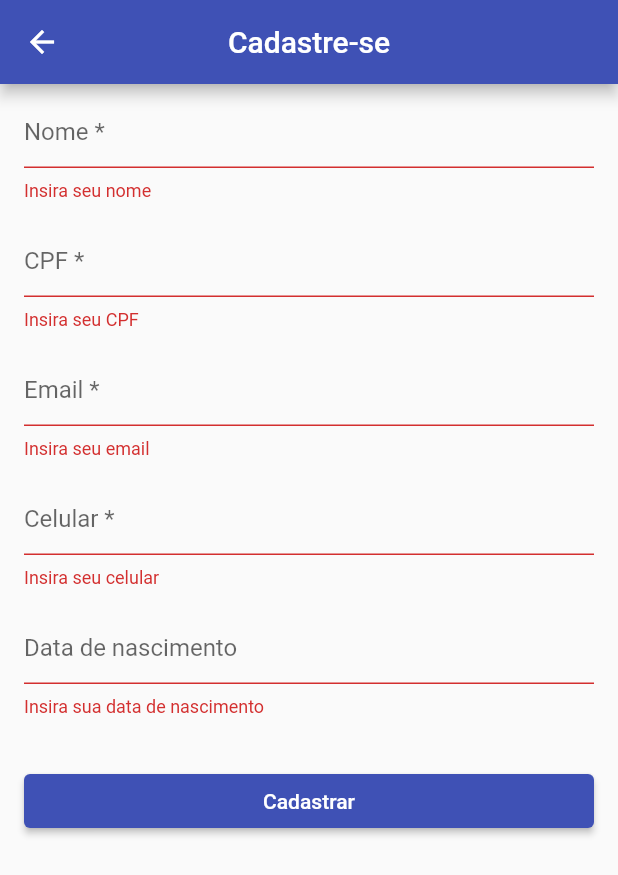
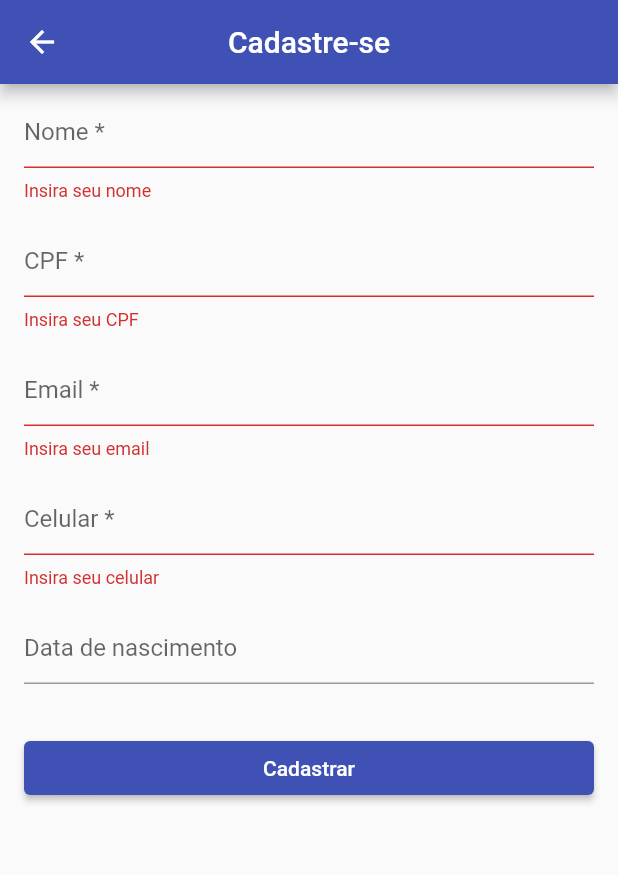
Before and after one commit to RMoroni/momo_bank_mobile, a Flutter app: the SignUpContent screen opened directly, after a tap on "Cadastrar", on a phone screen of 412 x 824 dp. Shown: the top 875 px of the screen. Run offline on Flutter 3.47's test engine with Material 2 defaults, Android fonts, the phone set to English and light mode, and no system bars; our stand-ins replace equatable, flutter_bloc, get_it.

Commit message:
add some validators, add date formatter

```diff
--- a/lib/src/presenter/auth/screens/sign_up_screen.dart
+++ b/lib/src/presenter/auth/screens/sign_up_screen.dart
@@ -1,4 +1,5 @@
 import 'package:flutter/material.dart';
+import 'package:flutter/services.dart';
 import 'package:flutter_bloc/flutter_bloc.dart';
 import 'package:ryuk_bank_mobile/src/app/injectable/injectable.dart';
 import 'package:ryuk_bank_mobile/src/app/navigation/navigation.dart';
@@ -43,10 +44,9 @@ class _SignUpContentState extends State<SignUpContent> {
           icon: const Icon(Icons.arrow_back),
         ),
       ),
-      body: SingleChildScrollView(
-        physics: const BouncingScrollPhysics(),
-        child: Padding(
-          padding: const EdgeInsets.symmetric(vertical: 8, horizontal: 16),
+      body: Padding(
+        padding: const EdgeInsets.symmetric(vertical: 8, horizontal: 16),
+        child: SingleChildScrollView(
           child: Form(
             key: _formKey,
             child: Column(
@@ -65,6 +65,10 @@ class _SignUpContentState extends State<SignUpContent> {
                   controller: _cubit.documentNumberController,
                   textInputAction: TextInputAction.next,
                   keyboardType: TextInputType.number,
+                  inputFormatters: [
+                    FilteringTextInputFormatter.digitsOnly,
+                    LengthLimitingTextInputFormatter(11),
+                  ],
                   decoration: const InputDecoration(
                     hintText: 'CPF *',
                   ),
@@ -84,6 +88,10 @@ class _SignUpContentState extends State<SignUpContent> {
                   controller: _cubit.phoneController,
                   textInputAction: TextInputAction.next,
                   keyboardType: TextInputType.number,
+                  inputFormatters: [
+                    FilteringTextInputFormatter.digitsOnly,
+                    LengthLimitingTextInputFormatter(11),
+                  ],
                   decoration: const InputDecoration(
                     hintText: 'Celular *',
                   ),
@@ -94,6 +102,10 @@ class _SignUpContentState extends State<SignUpContent> {
                   controller: _cubit.birthDateController,
                   textInputAction: TextInputAction.next,
                   keyboardType: TextInputType.number,
+                  inputFormatters: [
+                    DateFormatter(),
+                    LengthLimitingTextInputFormatter(10),
+                  ],
                   decoration: const InputDecoration(
                     hintText: 'Data de nascimento',
                   ),
@@ -120,7 +132,7 @@ class _SignUpContentState extends State<SignUpContent> {
 
   void _submit() {
     if (_formKey.currentState!.validate()) {
-      // Process data.
+      _cubit.signUpSubmit();
     }
   }
 }
--- a/lib/src/presenter/home/screens/home_screen.dart
+++ b/lib/src/presenter/home/screens/home_screen.dart
@@ -14,7 +14,10 @@ class HomeScreen extends StatelessWidget {
         child: Column(
           mainAxisAlignment: MainAxisAlignment.center,
           children: [
-            Text('Faça seu cadastro no banco dos Shinigamis'),
+            Text(
+              'Faça seu cadastro no banco dos Shinigamis',
+              style: Theme.of(context).textTheme.titleMedium,
+            ),
             ElevatedButton(
               onPressed: () {
                 navigator.pushNamed(
--- /dev/null
+++ b/lib/src/presenter/shared/formatters/formatters.dart
@@ -0,0 +1 @@
+export 'input_text_formatters.dart';
--- /dev/null
+++ b/lib/src/presenter/shared/formatters/input_text_formatters.dart
@@ -0,0 +1,20 @@
+import 'package:flutter/services.dart';
+
+class DateFormatter extends TextInputFormatter {
+  @override
+  TextEditingValue formatEditUpdate(
+      TextEditingValue oldValue, TextEditingValue newValue) {
+    String text = newValue.text;
+
+    if (text.length == 2) {
+      text = '/';
+    } else if (text.length == 5) {
+      text += '/';
+    }
+
+    return TextEditingValue(
+      text: text,
+      selection: TextSelection.collapsed(offset: text.length),
+    );
+  }
+}
--- a/lib/src/presenter/shared/shared.dart
+++ b/lib/src/presenter/shared/shared.dart
@@ -1 +1,2 @@
+export 'formatters/formatters.dart';
 export 'validators/validators.dart';
--- a/lib/src/presenter/shared/validators/text_input_validators.dart
+++ b/lib/src/presenter/shared/validators/text_input_validators.dart
@@ -1,7 +1,7 @@
 String? emailValidator(String? textInput) {
   if (textInput == null || textInput.isEmpty) {
     return 'Insira seu email';
-  } else if (!textInput.contains('@') && !textInput.contains('.')) {
+  } else if (!textInput.contains('@')) {
     return 'Insira um email válido';
   }
   return null;
@@ -17,8 +17,11 @@ String? nameValidator(String? textInput) {
 String? documentNumberValidator(String? textInput) {
   if (textInput == null || textInput.isEmpty) {
     return 'Insira seu CPF';
+  } else if (textInput.length < 11) {
+    return 'Insira um CPF válido';
   }
-  return null;
+  print(validateBrazilianDocument(textInput));
+  return validateBrazilianDocument(textInput) ? null : 'Insira um CPF';
 }
 
 String? phoneValidator(String? textInput) {
@@ -29,8 +32,34 @@ String? phoneValidator(String? textInput) {
 }
 
 String? birthDateValidator(String? textInput) {
-  if (textInput == null || textInput.isEmpty) {
-    return 'Insira sua data de nascimento';
+  if (textInput != null && textInput.isNotEmpty) {
+    if (textInput.length < 10) {
+      return 'Insira uma data válida';
+    }
   }
   return null;
 }
+
+bool validateBrazilianDocument(String documentNumber) {
+  // documentNumber = documentNumber.replaceAll(RegExp(r'[^\d]'), '');
+  // if (documentNumber.length != 11) return false;
+  // int soma = 0;
+  // for (int i = 0; i < 9; i++) {
+  //   soma += int.parse(documentNumber[i]) * (10 - i);
+  // }
+  // int digit1 = 11 - (soma % 11);
+  // if (digit1 > 9) digit1 = 0;
+  //
+  // soma = 0;
+  // for (int i = 0; i < 10; i++) {
+  //   soma += int.parse(documentNumber[i]) * (11 - i);
+  // }
+  // soma += digit1 * 2;
+  // int digit2 = 11 - (soma % 11);
+  // if (digit2 > 9) digit2 = 0;
+  //
+  // if (int.parse(documentNumber[9]) != digit2) return false;
+  // if (int.parse(documentNumber[10]) != digit2) return false;
+
+  return true;
+}
```
Also changed, not shown: lib/main.dart (+1 -65 lines), lib/src/presenter/auth/controllers/sign_up_cubit.dart (+8 -0 lines).
